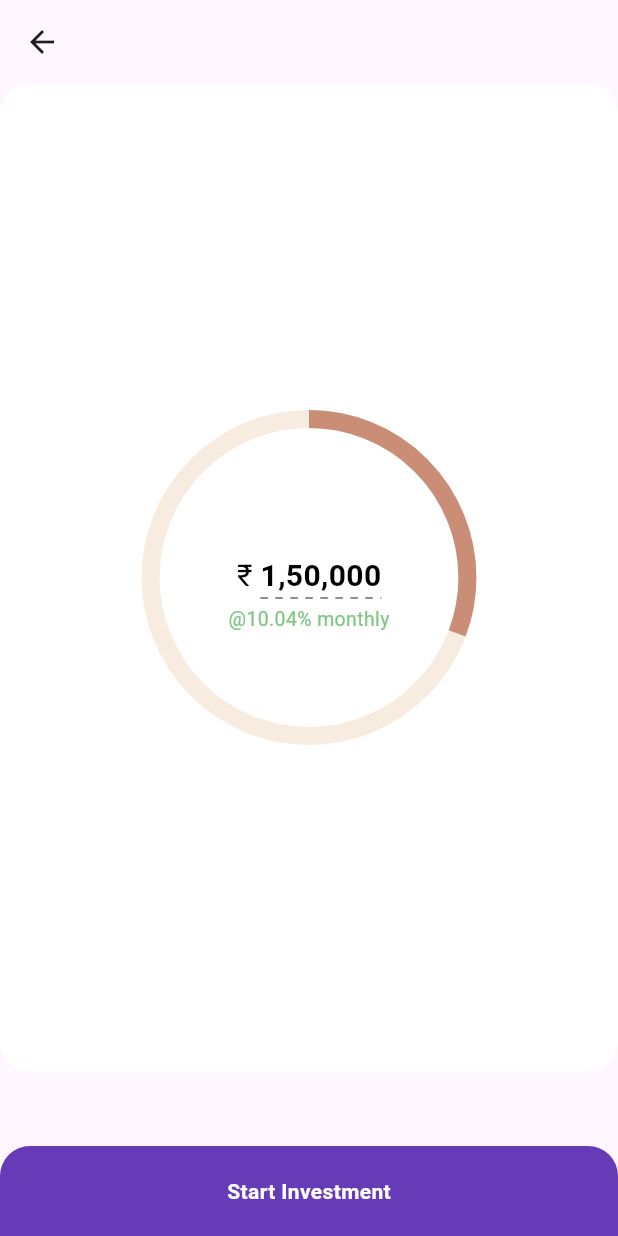
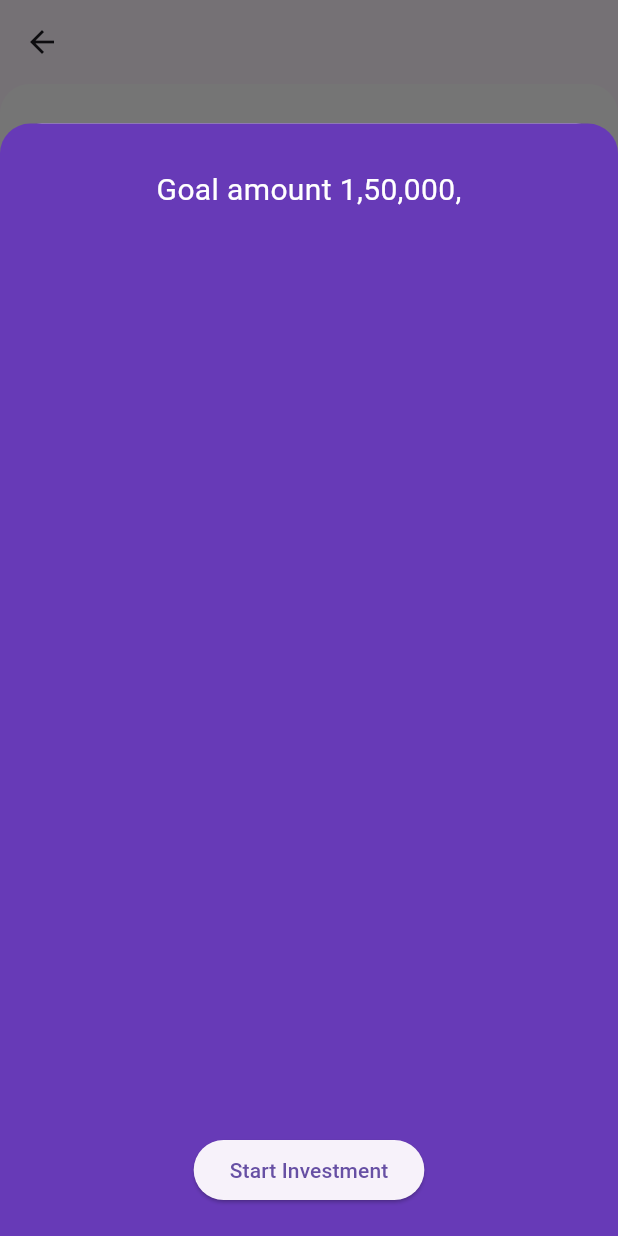
Before and after one commit to aditechdev/goal_based_investment, a Flutter app: the CalculationScreen screen opened by its route, after a tap on "Start Investment", on a phone screen of 412 x 824 dp. Run offline on Flutter 3.47's test engine with Material 3 defaults, Android fonts, the light colour scheme and no system bars; drawn by our look-alikes of syncfusion_flutter_gauges; our stand-ins replace carousel_slider, dotted_decoration, liquid_swipe, rxdart, smooth_page_indicator.

Commit message:
:bug: Bottom sheet created

```diff
--- a/lib/screens/calculationScreen/calculation_screen.dart
+++ b/lib/screens/calculationScreen/calculation_screen.dart
@@ -1,8 +1,13 @@
 import 'package:flutter/material.dart';
+import 'package:goal_based_investment/controller/amount_selection_controller.dart';
 import 'package:goal_based_investment/controller/goal_controller.dart';
 import 'package:goal_based_investment/model/goal_card_model.dart';
+import 'package:goal_based_investment/utils/font_utils.dart';
+import 'package:goal_based_investment/widgets/commonWidget/vertical_spacing.dart';
 
+import '../../model/currency_model.dart';
 import '../../widgets/calculationScreen/slider_with_container_widget.dart';
+import '../../widgets/commonWidget/bottom_sheet_container_widget.dart';
 import '../../widgets/commonWidget/button_widget.dart';
 
 class CalculationScreen extends StatefulWidget {
@@ -32,8 +37,47 @@ class _CalculationScreenState extends State<CalculationScreen> {
         ],
       ),
       bottomNavigationBar: SafeArea(
-        child: BottomCurvedButton(onTap: () {}, btnText: "Start Investment",),
+        child: BottomCurvedButton(
+          onTap: () {
+            showBottomSheetForInvestment(context);
+          },
+          btnText: "Start Investment",
+        ),
       ),
     );
   }
 }
+
+showBottomSheetForInvestment(BuildContext context) {
+  showModalBottomSheet(
+    context: context,
+    isScrollControlled: true,
+    builder: (BuildContext context) {
+      return BottomSheetContainer(
+        widget: Column(
+          children: [
+            const VerticalSpacing(height: 30),
+            StreamBuilder<CurrencyModel>(
+                stream: amountSelectionController.getSelectedCurrency,
+                builder: (context, snapshot) {
+                  if (!snapshot.hasData) {
+                    return const Text("");
+                  }
+                  return Text(
+                    "Goal amount ${snapshot.data!.amountInIndianFormat},",
+                    style: FontUtils.font20(color: Colors.white),
+                  );
+                }),
+            const Spacer(),
+            SafeArea(
+              child: ElevatedButton(
+                  onPressed: () {}, child: const Text("Start Investment")),
+            ),
+            const VerticalSpacing(height: 20)
+          ],
+        ),
+        color: Colors.deepPurple,
+      );
+    },
+  );
+}
--- /dev/null
+++ b/lib/widgets/commonWidget/bottom_sheet_container_widget.dart
@@ -0,0 +1,25 @@
+import 'package:flutter/material.dart';
+
+class BottomSheetContainer extends StatelessWidget {
+  final Widget widget;
+  final Color color;
+  final double? height;
+  const BottomSheetContainer(
+      {super.key, required this.widget, required this.color, this.height});
+
+  @override
+  Widget build(BuildContext context) {
+    return Container(
+      width: MediaQuery.of(context).size.width,
+      height: height ?? MediaQuery.of(context).size.height * 0.9,
+      decoration: BoxDecoration(
+        color: color,
+        borderRadius: const BorderRadius.only(
+          topLeft: Radius.circular(20),
+          topRight: Radius.circular(20),
+        ),
+      ),
+      child: widget,
+    );
+  }
+}
```
